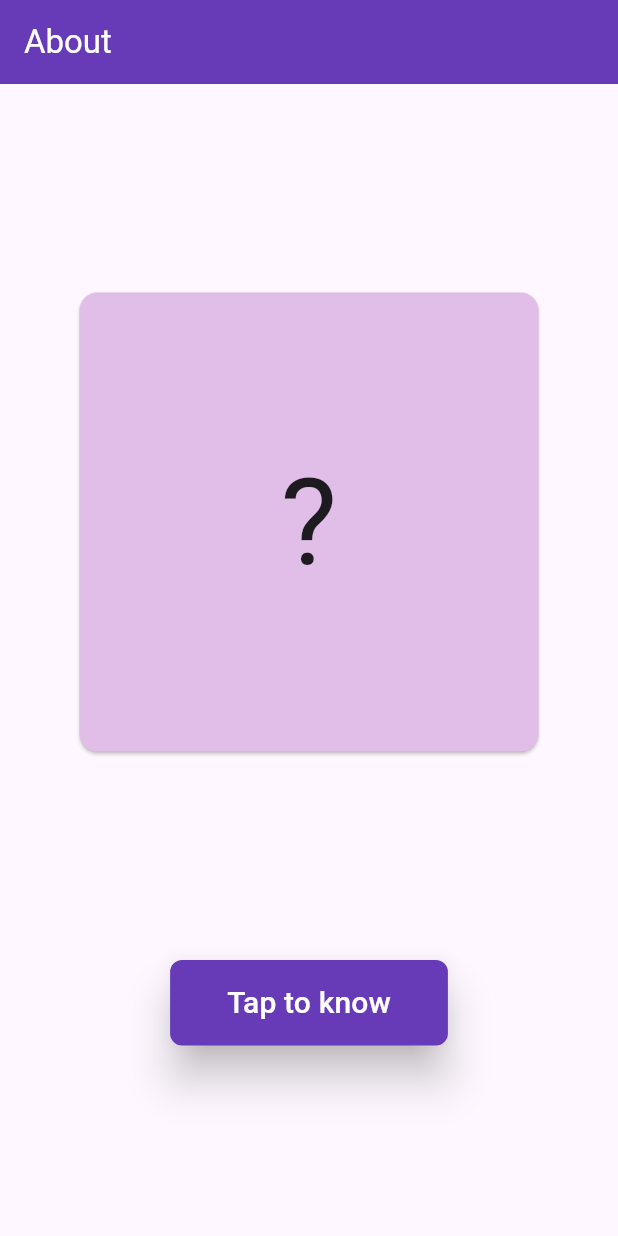
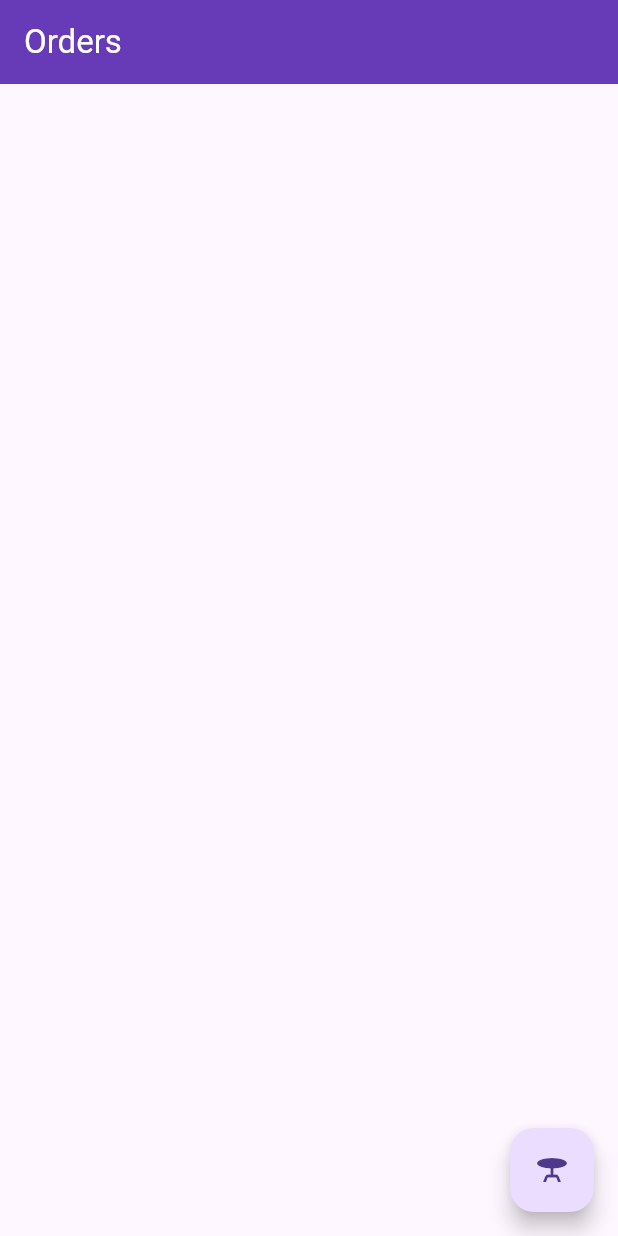
Before and after one commit to Dhannesh/app_persist, a Flutter app: the screen it shows after launch, on a phone screen of 412 x 824 dp. Run offline on Flutter 3.47's test engine with Material 3 defaults, Android fonts, the phone set to English and light mode, and no system bars; our stand-ins replace csv.

Commit message:
add csv file read and parse

```diff
--- a/lib/main.dart
+++ b/lib/main.dart
@@ -1,3 +1,4 @@
+import 'package:app_persist/orders_page.dart';
 import 'package:flutter/material.dart';
 import 'package:flutter/services.dart' show rootBundle;
 import 'dart:async';
@@ -17,7 +18,7 @@ class MyApp extends StatelessWidget {
       theme: ThemeData(
         primarySwatch: Colors.purple
       ),
-      home: AboutPage(),
+      home: OrdersPage(),
     );
   }
 }
--- /dev/null
+++ b/lib/orders_page.dart
@@ -0,0 +1,59 @@
+import 'package:csv/csv.dart';
+import 'package:flutter/material.dart';
+
+class OrdersPage extends StatefulWidget {
+  const OrdersPage({super.key});
+
+  @override
+  State<OrdersPage> createState() => _OrdersPageState();
+}
+
+class _OrdersPageState extends State<OrdersPage> {
+  List<List<dynamic>>? csvData;
+  Future<List<List<dynamic>>> processCsv(context) async {
+    var result =
+        await DefaultAssetBundle.of(context).loadString("files/orders.csv");
+    return const CsvToListConverter().convert(result, eol: '\n');
+  }
+
+  @override
+  Widget build(BuildContext context) {
+    return Scaffold(
+      appBar: AppBar(
+        title: const Text('Orders'),
+        backgroundColor: Colors.deepPurple,
+        foregroundColor: Colors.white,
+      ),
+      body: Center(
+        child: Column(
+          children: [
+            SingleChildScrollView(
+              scrollDirection: Axis.horizontal,
+              child: csvData == null
+                  ? Container()
+                  : DataTable(
+                      columns: csvData![0]
+                          .map((item) =>
+                              DataColumn(label: Text(item.toString())))
+                          .toList(),
+                      rows:
+                          List<DataRow>.generate(csvData!.length - 1, (index) {
+                        return DataRow(
+                            cells: csvData![index + 1]
+                                .map((item) => DataCell(Text(item.toString())))
+                                .toList());
+                      })),
+            )
+          ],
+        ),
+      ),
+      floatingActionButton: FloatingActionButton(onPressed: () async {
+        csvData = await processCsv(context);
+        setState(() {
+
+        });
+      },
+      child: const Icon(Icons.table_bar),),
+    );
+  }
+}
--- a/pubspec.yaml
+++ b/pubspec.yaml
@@ -34,6 +34,7 @@ dependencies:
   # The following adds the Cupertino Icons font to your application.
   # Use with the CupertinoIcons class for iOS style icons.
   cupertino_icons: ^1.0.8
+  csv: ^6.0.0
 
 dev_dependencies:
   flutter_test:
```
Also changed, not shown: files/orders.csv (added, +11 -0 lines), pubspec.lock, 1 other file.
